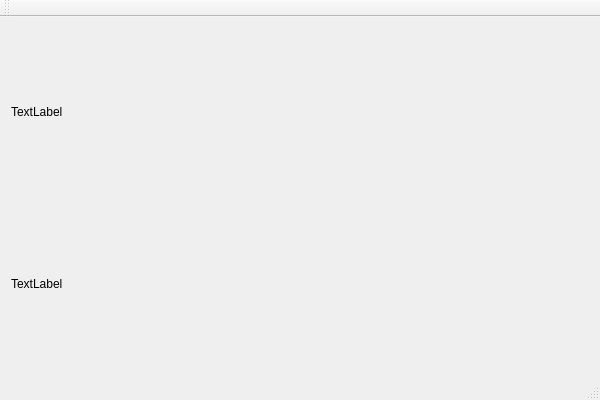
Old version of the form EnviroControl/MainWindow/MainWindow.ui in the repository arpadkov/EnviroControl.
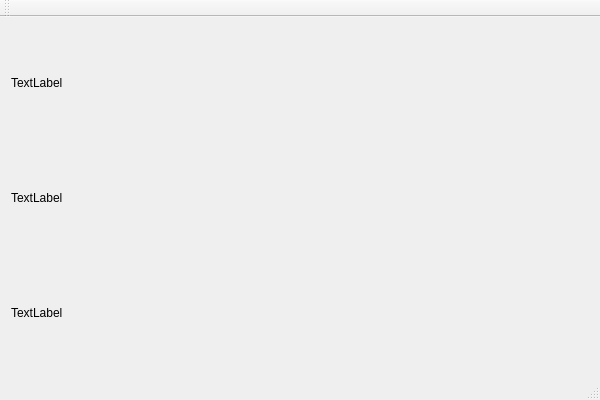
New version of the form.

Commit message: Test implementation for python script execution

Patch:
```diff
--- a/EnviroControl/MainWindow/MainWindow.ui
+++ b/EnviroControl/MainWindow/MainWindow.ui
@@ -29,6 +29,13 @@
       </property>
      </widget>
     </item>
+    <item>
+     <widget class="QLabel" name="_python_test_l">
+      <property name="text">
+       <string>TextLabel</string>
+      </property>
+     </widget>
+    </item>
     <item>
      <layout class="QVBoxLayout" name="_manual_ctrl_layout"/>
     </item>
```
The commit also changes 6 other files.
